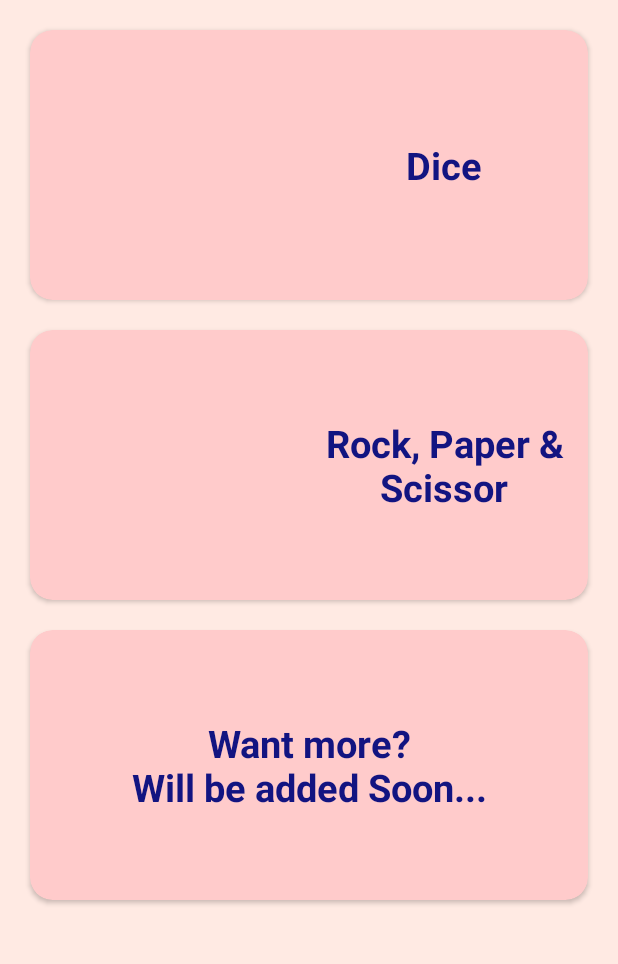
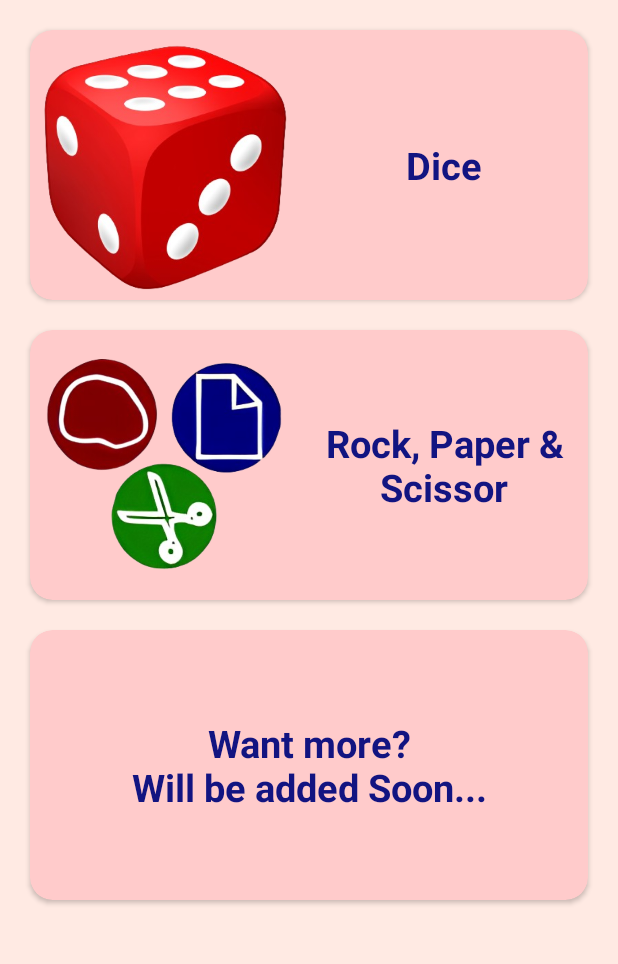
Before and after one commit to thee-smarty/Just-Games, an Android app: the screen it shows after launch (MainActivity), on a phone screen of 412 x 824 dp, the part 90-1054 px from its top. Run offline under Robolectric (Android 15) with nearby library versions, the light colour scheme and no system bars.

Commit message:
Added Images for Home Screen

```diff
--- a/app/src/main/res/layout/activity_main.xml
+++ b/app/src/main/res/layout/activity_main.xml
@@ -44,7 +44,8 @@
 
                 <ImageView
                     android:layout_width="180dp"
-                    android:layout_height="180dp" />
+                    android:layout_height="180dp"
+                    android:src="@drawable/dice"/>
 
                 <TextView
                     android:layout_width="fill_parent"
@@ -77,7 +78,8 @@
 
                 <ImageView
                     android:layout_width="180dp"
-                    android:layout_height="180dp" />
+                    android:layout_height="180dp"
+                    android:src="@drawable/rps"/>
 
                 <TextView
                     android:layout_width="fill_parent"
```
Also changed, not shown: app/src/main/res/drawable/dice.png (added), app/src/main/res/drawable/rps.png (added).
